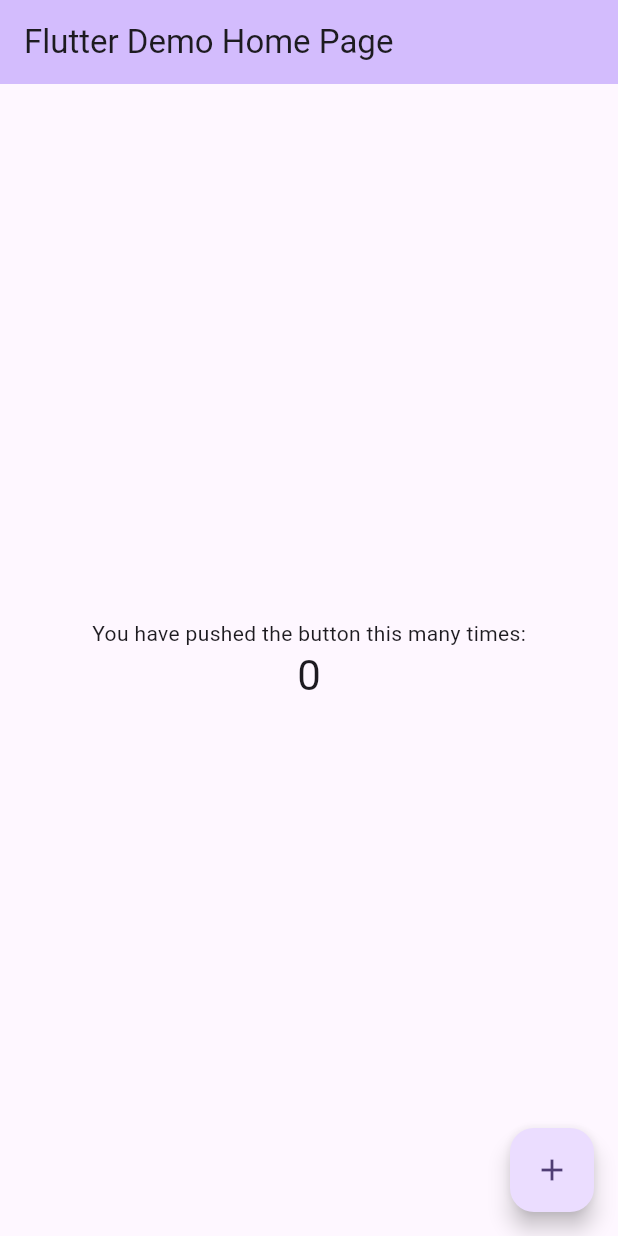
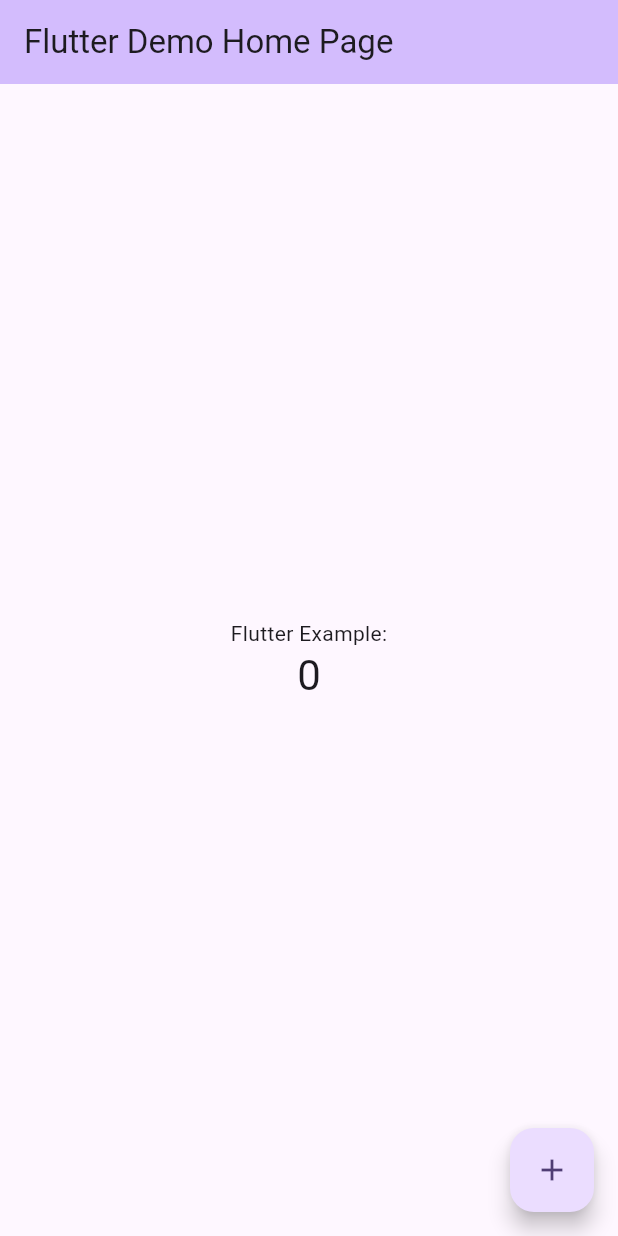
Before and after one commit to Dumgrammer/QuickChat, a Flutter app: the screen it shows after launch, on a phone screen of 412 x 824 dp. Run offline on Flutter 3.47's test engine with Material 3 defaults, Android fonts, the phone set to English and light mode, and no system bars; our stand-ins replace firebase_analytics; accounts and stored records are empty.

Commit message:
Second Push

```diff
--- a/quickchat/lib/main.dart
+++ b/quickchat/lib/main.dart
@@ -108,7 +108,7 @@ class _MyHomePageState extends State<MyHomePage> {
           mainAxisAlignment: MainAxisAlignment.center,
           children: <Widget>[
             const Text(
-              'You have pushed the button this many times:',
+              'Flutter Example:',
             ),
             Text(
               '$_counter',
```
Also changed, not shown: 2 other files.
